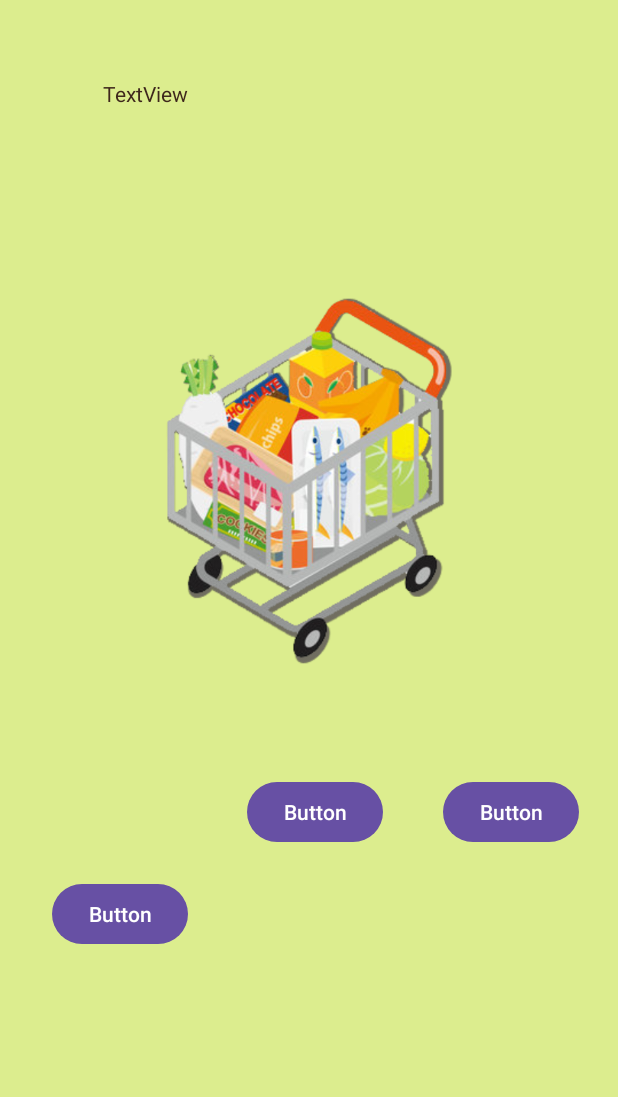
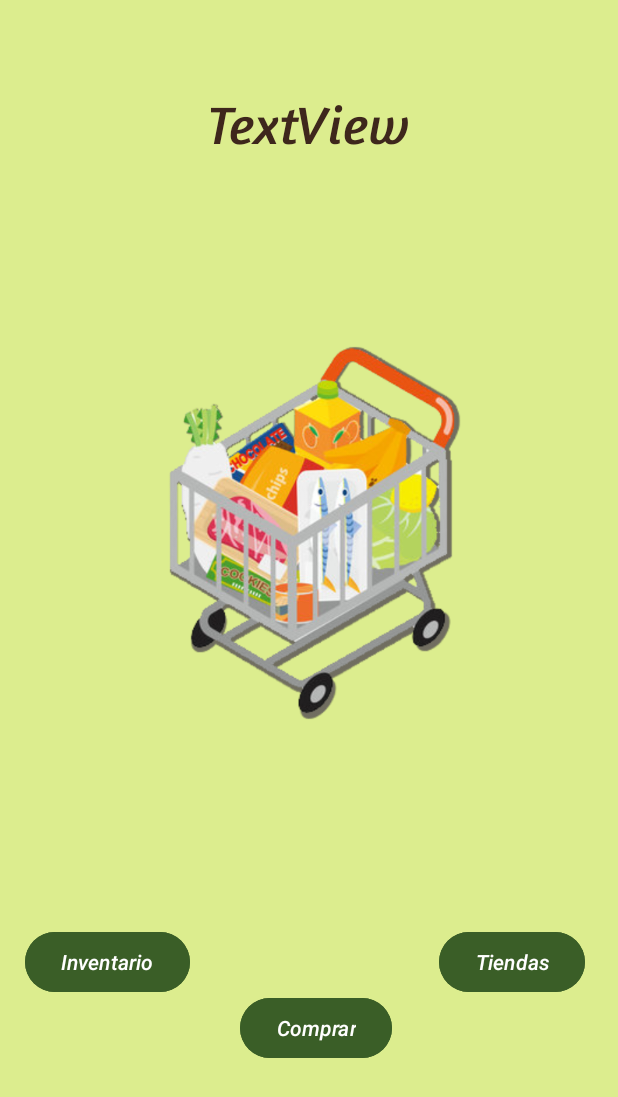
Before and after one commit to LisGC/ShopList, an Android app: the screen it shows after launch (MainActivity), on a phone screen of 412 x 824 dp. Shown: the top 1097 px of the screen. Run offline under Robolectric (Android 15) with nearby library versions, the phone set to English and light mode, and no system bars.

Commit message:
fuente y lineas de vtexto puestas en xml, ademas de arreglar detalles

```diff
--- a/app/src/main/res/layout/activity_main.xml
+++ b/app/src/main/res/layout/activity_main.xml
@@ -9,12 +9,12 @@
 
     <ImageView
         android:id="@+id/imageView"
-        android:layout_width="194dp"
-        android:layout_height="257dp"
-        android:layout_marginStart="109dp"
-        android:layout_marginTop="12dp"
-        android:layout_marginEnd="109dp"
-        android:layout_marginBottom="29dp"
+        android:layout_width="241dp"
+        android:layout_height="249dp"
+        android:layout_marginStart="89dp"
+        android:layout_marginTop="24dp"
+        android:layout_marginEnd="82dp"
+        android:layout_marginBottom="150dp"
         app:layout_constraintBottom_toTopOf="@+id/button_buy"
         app:layout_constraintEnd_toEndOf="parent"
         app:layout_constraintStart_toStartOf="parent"
@@ -23,32 +23,44 @@
 
     <TextView
         android:id="@+id/title_menu"
-        android:layout_width="274dp"
-        android:layout_height="99dp"
+        android:layout_width="267dp"
+        android:layout_height="106dp"
         android:layout_marginStart="68dp"
         android:layout_marginTop="37dp"
         android:layout_marginEnd="69dp"
-        android:layout_marginBottom="12dp"
+        android:layout_marginBottom="16dp"
+        android:fontFamily="@font/amaranth_italic"
         android:text="TextView"
-        android:textColor="#3E271C"
+        android:textAlignment="center"
+        android:textAllCaps="false"
+        android:textColor="@color/darkBrown"
+        android:textSize="36sp"
+        android:textStyle="italic"
+        android:typeface="serif"
         app:layout_constraintBottom_toTopOf="@+id/imageView"
         app:layout_constraintEnd_toEndOf="parent"
         app:layout_constraintStart_toStartOf="parent"
         app:layout_constraintTop_toTopOf="parent"
-        tools:text="asdsa" />
+        tools:text="@string/main_menuText" />
 
     <Button
         android:id="@+id/button_buy"
         android:layout_width="wrap_content"
         android:layout_height="wrap_content"
-        android:layout_marginStart="164dp"
-        android:layout_marginTop="23dp"
-        android:layout_marginEnd="156dp"
-        android:layout_marginBottom="243dp"
-        android:drawableTint="#3A5E27"
-        android:text="Button"
+        android:layout_marginStart="160dp"
+        android:layout_marginTop="8dp"
+        android:layout_marginEnd="160dp"
+        android:layout_marginBottom="91dp"
+        android:backgroundTint="@color/darkGreen"
+        android:fontFamily="sans-serif-medium"
+        android:text="@string/buy"
+        android:textAlignment="center"
+        android:textColor="@color/white"
+        android:textStyle="italic"
+        android:typeface="serif"
         app:layout_constraintBottom_toBottomOf="parent"
         app:layout_constraintEnd_toEndOf="parent"
+        app:layout_constraintHorizontal_bias="0.0"
         app:layout_constraintStart_toStartOf="parent"
         app:layout_constraintTop_toBottomOf="@+id/imageView" />
 
@@ -56,29 +68,45 @@
         android:id="@+id/button_inventory"
         android:layout_width="wrap_content"
         android:layout_height="wrap_content"
-        android:layout_marginStart="47dp"
-        android:layout_marginTop="113dp"
-        android:layout_marginEnd="120dp"
-        android:layout_marginBottom="167dp"
-        android:text="Button"
+        android:layout_marginStart="36dp"
+        android:layout_marginTop="91dp"
+        android:layout_marginEnd="33dp"
+        android:layout_marginBottom="91dp"
+        android:backgroundTint="@color/darkGreen"
+        android:fontFamily="sans-serif-medium"
+        android:text="@string/inventory"
+        android:textAlignment="center"
+        android:textColor="@color/white"
+        android:textStyle="italic"
+        android:typeface="serif"
         app:layout_constraintBottom_toBottomOf="parent"
-        app:layout_constraintEnd_toStartOf="@+id/button_stores"
-        app:layout_constraintHorizontal_bias="0.52"
+        app:layout_constraintEnd_toStartOf="@+id/button_buy"
+        app:layout_constraintHorizontal_bias="1.0"
         app:layout_constraintStart_toStartOf="parent"
-        app:layout_constraintTop_toBottomOf="@+id/imageView" />
+        app:layout_constraintTop_toBottomOf="@+id/imageView"
+        app:layout_constraintVertical_bias="0.405" />
 
     <Button
         android:id="@+id/button_stores"
         android:layout_width="wrap_content"
         android:layout_height="wrap_content"
-        android:layout_marginStart="50dp"
-        android:layout_marginTop="517dp"
-        android:layout_marginEnd="39dp"
-        android:layout_marginBottom="167dp"
-        android:text="Button"
+        android:layout_marginStart="31dp"
+        android:layout_marginTop="91dp"
+        android:layout_marginEnd="36dp"
+        android:layout_marginBottom="91dp"
+        android:backgroundTint="@color/darkGreen"
+        android:fontFamily="sans-serif-medium"
+        android:text="@string/stores"
+        android:textAlignment="center"
+        android:textAllCaps="false"
+        android:textColor="@color/white"
+        android:textStyle="italic"
+        android:typeface="serif"
         app:layout_constraintBottom_toBottomOf="parent"
         app:layout_constraintEnd_toEndOf="parent"
-        app:layout_constraintStart_toEndOf="@+id/button_inventory"
-        app:layout_constraintTop_toTopOf="parent"
-        app:layout_constraintVertical_bias="0.0" />
+        app:layout_constraintHorizontal_bias="0.0"
+        app:layout_constraintStart_toEndOf="@+id/button_buy"
+        app:layout_constraintTop_toBottomOf="@+id/imageView"
+        app:layout_constraintVertical_bias="0.405" />
+
 </androidx.constraintlayout.widget.ConstraintLayout>
--- a/app/src/main/res/values/strings.xml
+++ b/app/src/main/res/values/strings.xml
@@ -1,3 +1,15 @@
 <resources>
     <string name="app_name">ShopList</string>
+
+    ///Main menu
+    <string name="main_menuText">Bienvenido a: Tu Lista de Compras</string>
+    <string name="buy">Comprar</string>
+    <string name="stores">Tiendas</string>{
+    <string name="inventory">Inventario</string>
+
+    ///Buy
+
+    ///Tiendas
+
+    ///Inventario
 </resources>
```
Also changed, not shown: app/src/main/res/font/amaranth_italic.ttf (added).
